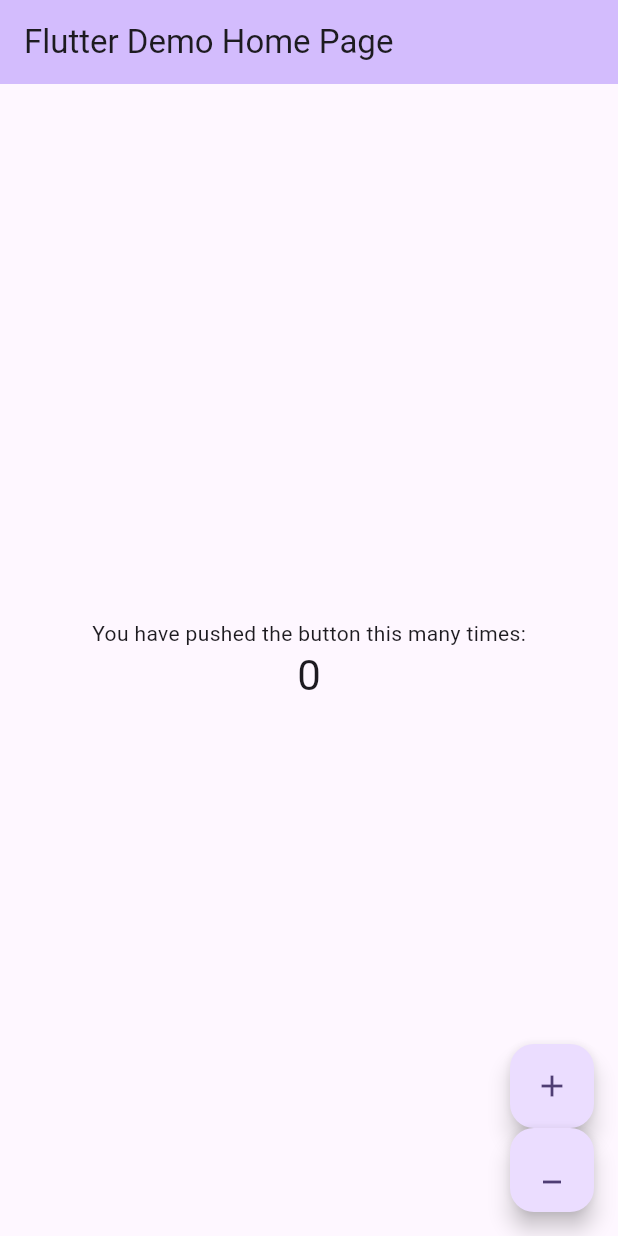
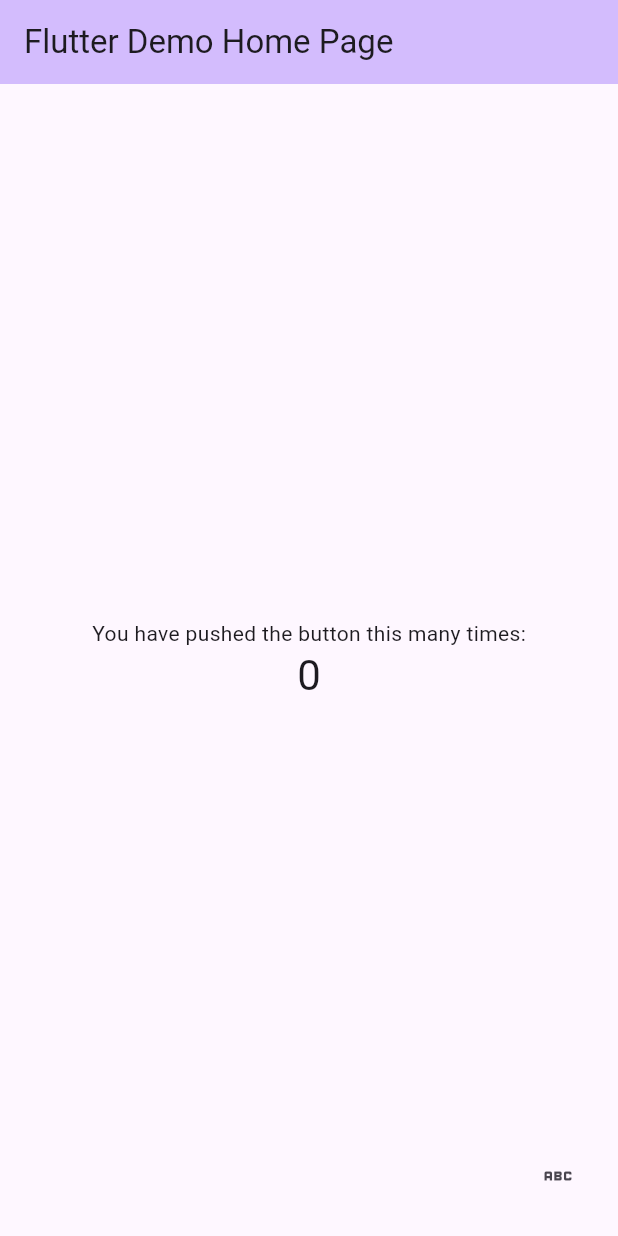
Before and after one commit to Shankaraaditya/Bloc_counter_app, a Flutter app: the screen it shows after launch, on a phone screen of 412 x 824 dp. Run offline on Flutter 3.47's test engine with Material 3 defaults, Android fonts, the phone set to English and light mode, and no system bars; our stand-ins replace flutter_bloc.

Commit message:
floating button tag error resolved

```diff
--- a/lib/home_page.dart
+++ b/lib/home_page.dart
@@ -1,28 +1,28 @@
 import 'package:counter_app/cubit/counter_cubit.dart';
+import 'package:counter_app/cubit/increment_decrement_page.dart';
 import 'package:flutter/material.dart';
 import 'package:flutter_bloc/flutter_bloc.dart';
 
-class MyHomePage extends StatefulWidget {
+class MyHomePage extends StatelessWidget {
   const MyHomePage({super.key, required this.title});
 
   final String title;
-
-  @override
-  State<MyHomePage> createState() => _MyHomePageState();
-}
-
-class _MyHomePageState extends State<MyHomePage> {
-  final counterCubit = CounterCubit();
 
   @override
   Widget build(BuildContext context) {
     // // holds the initial state of the app.
     // final counter = counterCubit.state;
 
+    /*
+     using bloc provider we can access same instance of a class for our whole app
+     now we don't need to create instance of a class each time we want to use or so.
+    */
+    final counterCubit = BlocProvider.of<CounterCubit>(context);
+
     return Scaffold(
       appBar: AppBar(
         backgroundColor: Theme.of(context).colorScheme.inversePrimary,
-        title: Text(widget.title),
+        title: Text(title),
       ),
       body: Center(
         child: Column(
@@ -42,27 +42,12 @@ class _MyHomePageState extends State<MyHomePage> {
           ],
         ),
       ),
-      floatingActionButton: Column(
-        mainAxisAlignment: MainAxisAlignment.end,
-        children: [
-          FloatingActionButton(
-            onPressed: () {
-              counterCubit.increment();
-            },
-            tooltip: 'Increment',
-            child: const Icon(Icons.add),
-          ),
-
-          FloatingActionButton(
-            onPressed: () {
-              counterCubit.decrement();
-            },
-            tooltip: 'Decrement',
-            child: const Icon(Icons.minimize),
-          ),
-
-
-        ],
+      floatingActionButton: IconButton(
+        onPressed: () {
+          Navigator.of(context).push(
+              MaterialPageRoute(builder: (context) => const IncDecPage()));
+        },
+        icon: const Icon(Icons.abc),
       ),
     );
   }
--- a/lib/main.dart
+++ b/lib/main.dart
@@ -1,5 +1,7 @@
+import 'package:counter_app/cubit/counter_cubit.dart';
 import 'package:counter_app/home_page.dart';
 import 'package:flutter/material.dart';
+import 'package:flutter_bloc/flutter_bloc.dart';
 
 void main() {
   runApp(const MyApp());
@@ -10,13 +12,16 @@ class MyApp extends StatelessWidget {
 
   @override
   Widget build(BuildContext context) {
-    return MaterialApp(
-      title: 'Flutter Demo',
-      theme: ThemeData(
-        colorScheme: ColorScheme.fromSeed(seedColor: Colors.deepPurple),
-        useMaterial3: true,
+    return BlocProvider(
+      create: (_) => CounterCubit(),
+      child: MaterialApp(
+        title: 'Flutter Demo',
+        theme: ThemeData(
+          colorScheme: ColorScheme.fromSeed(seedColor: Colors.deepPurple),
+          useMaterial3: true,
+        ),
+        home: const MyHomePage(title: 'Flutter Demo Home Page'),
       ),
-      home: const MyHomePage(title: 'Flutter Demo Home Page'),
     );
   }
 }
```
Also changed, not shown: lib/cubit/increment_decrement_page.dart (added, +41 -0 lines).
